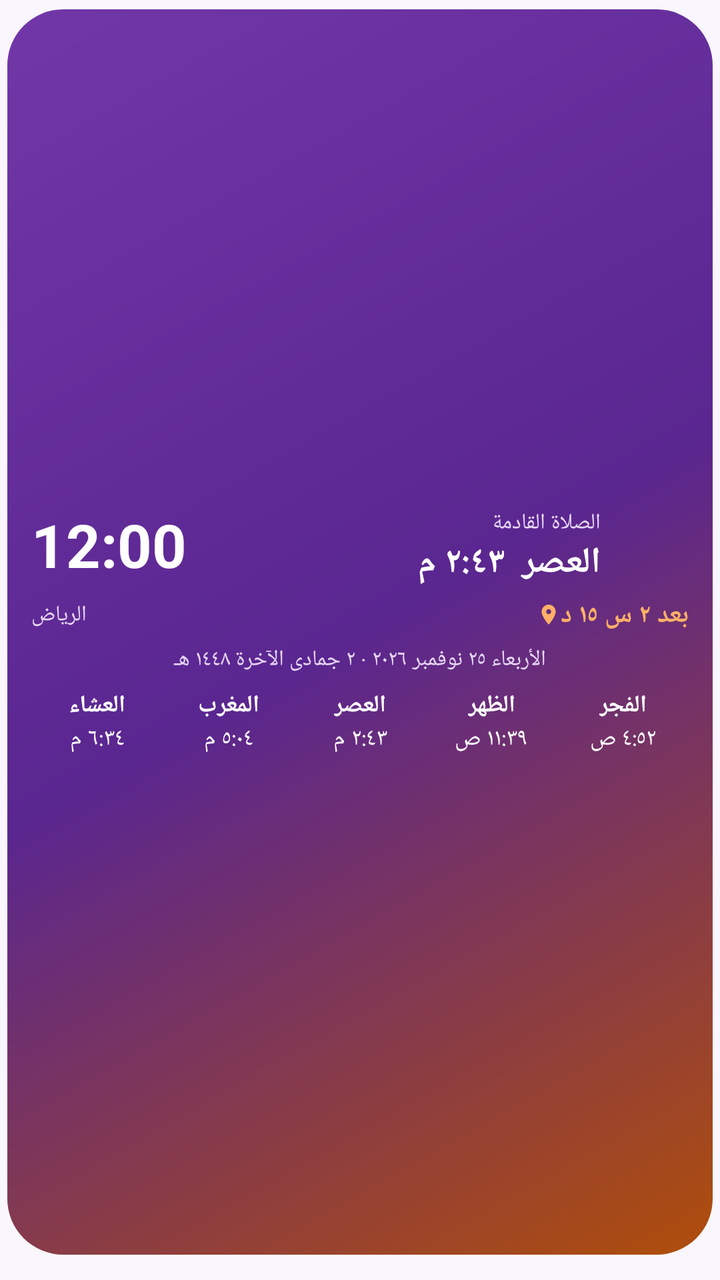
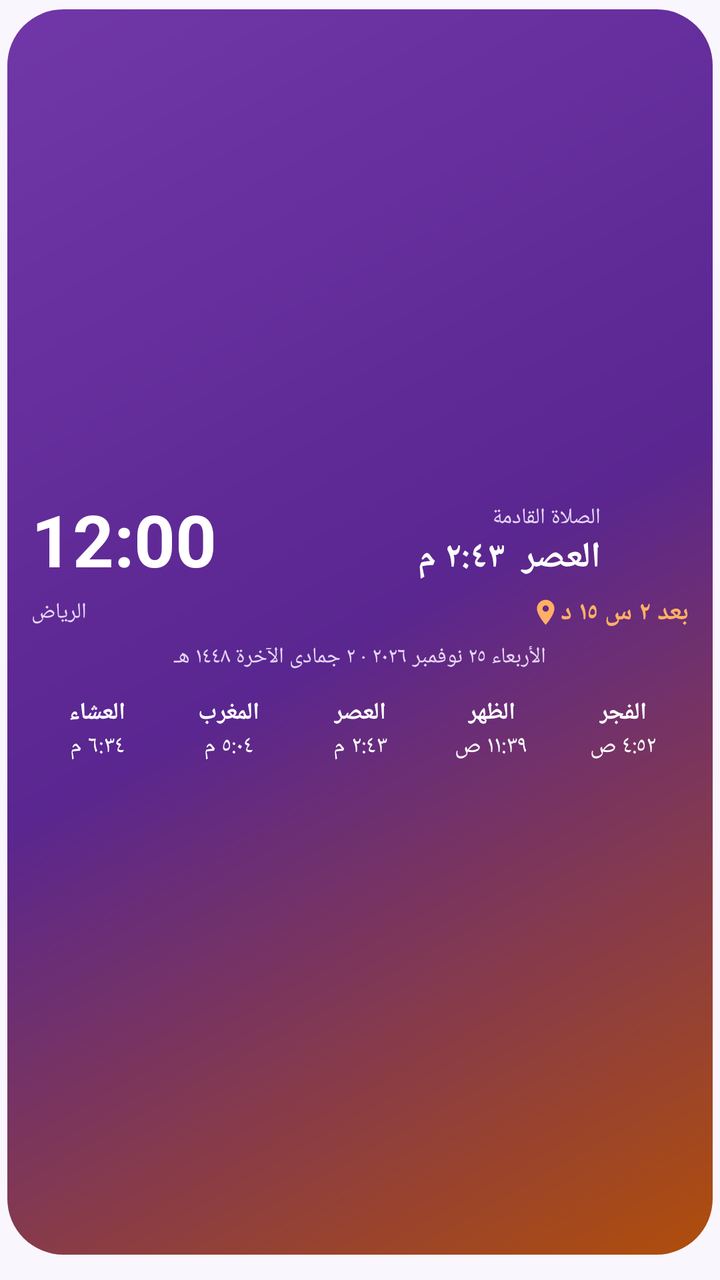

Screens rendered from an Android XML layout before and after an edit, with the pre-edit source and the edit as a unified diff.
<!-- AndroidManifest.xml: application theme AppTheme -->
<!-- res/layout/widget_prayer.xml -->
<?xml version="1.0" encoding="utf-8"?>
<FrameLayout xmlns:android="http://schemas.android.com/apk/res/android" android:id="@+id/widget_root" android:layout_width="match_parent" android:layout_height="match_parent" android:layoutDirection="rtl" android:paddingStart="3.5dp" android:paddingEnd="3.5dp" android:paddingTop="4.5dp" android:paddingBottom="12.5dp">
    <ImageView android:id="@+id/wbg" android:layout_width="match_parent" android:layout_height="match_parent" android:clipToOutline="true" android:scaleType="fitXY" android:src="@drawable/wbg_grad_2" android:contentDescription="@null" />
    <LinearLayout android:layout_width="match_parent" android:layout_height="match_parent" android:orientation="vertical" android:gravity="center" android:padding="12dp">
        <LinearLayout android:layout_width="match_parent" android:layout_height="wrap_content" android:orientation="horizontal" android:gravity="center_vertical">
            <ImageView android:layout_width="34dp" android:layout_height="34dp" android:src="@mipmap/ic_zakkerni" android:contentDescription="@null" />
            <LinearLayout android:layout_width="0dp" android:layout_height="wrap_content" android:layout_weight="1" android:orientation="vertical" android:paddingStart="10dp" android:paddingEnd="6dp">
                <TextView android:id="@+id/w_label" android:layout_width="wrap_content" android:layout_height="wrap_content" android:text="الصلاة القادمة" android:textColor="#E6D6F5" android:textSize="11dp" android:maxLines="1" android:ellipsize="end" />
                <TextView android:id="@+id/w_next" android:layout_width="wrap_content" android:layout_height="wrap_content" android:text="العصر  ٢:٤٣ م" android:textColor="#FFFFFF" android:textSize="18dp" android:maxLines="1" android:ellipsize="end" android:textStyle="bold" />
            </LinearLayout>
            <TextClock android:id="@+id/w_clock" android:layout_width="wrap_content" android:layout_height="wrap_content" android:format12Hour="h:mm" android:format24Hour="HH:mm" android:textColor="#FFFFFF" android:textSize="30dp" android:textStyle="bold" android:includeFontPadding="false" android:maxLines="1" />
        </LinearLayout>
        <LinearLayout android:layout_width="match_parent" android:layout_height="wrap_content" android:orientation="horizontal" android:gravity="center_vertical" android:layout_marginTop="5dp">
            <TextView android:id="@+id/w_cd" android:layout_width="wrap_content" android:layout_height="wrap_content" android:text="بعد ٢ س ١٥ د" android:textColor="#FFB066" android:textSize="13dp" android:maxLines="1" android:textStyle="bold" />
            <TextView android:id="@+id/w_city" android:layout_width="0dp" android:layout_height="wrap_content" android:layout_weight="1" android:gravity="end|center_vertical" android:text="الرياض" android:textColor="#E6D6F5" android:textSize="11dp" android:maxLines="1" android:ellipsize="end" android:drawableStart="@drawable/ic_pin_s" android:drawablePadding="3dp" />
            <TextView android:id="@+id/w_weather" android:layout_width="wrap_content" android:layout_height="wrap_content" android:layout_marginStart="10dp" android:textColor="#FFFFFF" android:textSize="12dp" android:maxLines="1" android:textStyle="bold" android:visibility="gone" />
        </LinearLayout>
        <TextView android:id="@+id/w_hijri" android:layout_width="match_parent" android:layout_height="wrap_content" android:gravity="center" android:text="الأربعاء ٢٥ نوفمبر ٢٠٢٦ · ٢ جمادى الآخرة ١٤٤٨ هـ" android:textColor="#E6D6F5" android:textSize="11dp" android:maxLines="1" android:ellipsize="end" android:layout_marginTop="6dp"/>
        <LinearLayout android:layout_width="match_parent" android:layout_height="wrap_content" android:layout_marginTop="7dp" android:orientation="horizontal">
            <LinearLayout android:layout_width="0dp" android:layout_height="wrap_content" android:layout_weight="1" android:orientation="vertical" android:gravity="center">
                <TextView android:id="@+id/n0" android:layout_width="wrap_content" android:layout_height="wrap_content" android:text="الفجر" android:textColor="#FFFFFF" android:textSize="12dp" android:maxLines="1" android:ellipsize="end" android:textStyle="bold" />
                <TextView android:id="@+id/t0" android:layout_width="wrap_content" android:layout_height="wrap_content" android:text="٤:٥٢ ص" android:textColor="#FFFFFF" android:textSize="12dp" android:maxLines="1" android:ellipsize="end"  />
            </LinearLayout>
            <LinearLayout android:layout_width="0dp" android:layout_height="wrap_content" android:layout_weight="1" android:orientation="vertical" android:gravity="center">
                <TextView android:id="@+id/n1" android:layout_width="wrap_content" android:layout_height="wrap_content" android:text="الظهر" android:textColor="#FFFFFF" android:textSize="12dp" android:maxLines="1" android:ellipsize="end" android:textStyle="bold" />
                <TextView android:id="@+id/t1" android:layout_width="wrap_content" android:layout_height="wrap_content" android:text="١١:٣٩ ص" android:textColor="#FFFFFF" android:textSize="12dp" android:maxLines="1" android:ellipsize="end"  />
            </LinearLayout>
            <LinearLayout android:layout_width="0dp" android:layout_height="wrap_content" android:layout_weight="1" android:orientation="vertical" android:gravity="center">
                <TextView android:id="@+id/n2" android:layout_width="wrap_content" android:layout_height="wrap_content" android:text="العصر" android:textColor="#FFFFFF" android:textSize="12dp" android:maxLines="1" android:ellipsize="end" android:textStyle="bold" />
                <TextView android:id="@+id/t2" android:layout_width="wrap_content" android:layout_height="wrap_content" android:text="٢:٤٣ م" android:textColor="#FFFFFF" android:textSize="12dp" android:maxLines="1" android:ellipsize="end"  />
            </LinearLayout>
            <LinearLayout android:layout_width="0dp" android:layout_height="wrap_content" android:layout_weight="1" android:orientation="vertical" android:gravity="center">
                <TextView android:id="@+id/n3" android:layout_width="wrap_content" android:layout_height="wrap_content" android:text="المغرب" android:textColor="#FFFFFF" android:textSize="12dp" android:maxLines="1" android:ellipsize="end" android:textStyle="bold" />
                <TextView android:id="@+id/t3" android:layout_width="wrap_content" android:layout_height="wrap_content" android:text="٥:٠٤ م" android:textColor="#FFFFFF" android:textSize="12dp" android:maxLines="1" android:ellipsize="end"  />
            </LinearLayout>
            <LinearLayout android:layout_width="0dp" android:layout_height="wrap_content" android:layout_weight="1" android:orientation="vertical" android:gravity="center">
                <TextView android:id="@+id/n4" android:layout_width="wrap_content" android:layout_height="wrap_content" android:text="العشاء" android:textColor="#FFFFFF" android:textSize="12dp" android:maxLines="1" android:ellipsize="end" android:textStyle="bold" />
                <TextView android:id="@+id/t4" android:layout_width="wrap_content" android:layout_height="wrap_content" android:text="٦:٣٤ م" android:textColor="#FFFFFF" android:textSize="12dp" android:maxLines="1" android:ellipsize="end"  />
            </LinearLayout>
        </LinearLayout>
    </LinearLayout>
</FrameLayout>
<!-- resources referenced by this layout -->
<resources>
  <!-- drawable ic_pin_s (drawable) -->
  <vector xmlns:android="http://schemas.android.com/apk/res/android" android:width="12dp" android:height="12dp" android:viewportWidth="24" android:viewportHeight="24">
      <path android:fillColor="#FFB066" android:pathData="M12,2C8.1,2 5,5.1 5,9c0,5.2 7,13 7,13s7,-7.8 7,-13c0,-3.9 -3.1,-7 -7,-7zM12,11.5c-1.4,0 -2.5,-1.1 -2.5,-2.5S10.6,6.5 12,6.5s2.5,1.1 2.5,2.5S13.4,11.5 12,11.5z"/>
  </vector>
  <!-- drawable wbg_grad_2 (drawable) -->
  <?xml version="1.0" encoding="utf-8"?>
  <shape xmlns:android="http://schemas.android.com/apk/res/android" android:shape="rectangle">
      <gradient android:angle="315" android:startColor="#7137A8" android:centerColor="#5A2690" android:endColor="#B04E0A" />
      <corners android:radius="28dp" />
  </shape>
  <!-- mipmap ic_zakkerni (mipmap-anydpi-v26) -->
  <?xml version="1.0" encoding="utf-8"?>
  <adaptive-icon xmlns:android="http://schemas.android.com/apk/res/android">
      <background android:drawable="@drawable/ic_bg" />
      <foreground android:drawable="@drawable/ic_fg" />
      <monochrome android:drawable="@drawable/ic_fg_mono" />
  </adaptive-icon>
  <style name="AppTheme" parent="@android:style/Theme.Material.Light.NoActionBar">
          <item name="android:windowBackground">@color/bg</item>
          <item name="android:statusBarColor">@color/bg</item>
          <item name="android:navigationBarColor">@color/bg</item>
          <item name="android:colorAccent">@color/orange</item>
          <item name="android:colorPrimary">@color/purple</item>
      </style>
  <!-- drawable ic_bg: png bitmap (drawable-nodpi, 34109 bytes) -->
  <!-- drawable ic_fg: png bitmap (drawable-nodpi, 6709 bytes) -->
  <!-- drawable ic_fg_mono: png bitmap (drawable-nodpi, 6709 bytes) -->
  <color name="bg">#FAF6FD</color>
  <color name="orange">#F28A32</color>
  <color name="purple">#7137A8</color>
</resources>

<!-- the commit's change to res/layout/widget_prayer.xml (unified diff, before → after) -->
@@ -8,15 +8,15 @@
                 <TextView android:id="@+id/w_label" android:layout_width="wrap_content" android:layout_height="wrap_content" android:text="الصلاة القادمة" android:textColor="#E6D6F5" android:textSize="11dp" android:maxLines="1" android:ellipsize="end" />
                 <TextView android:id="@+id/w_next" android:layout_width="wrap_content" android:layout_height="wrap_content" android:text="العصر  ٢:٤٣ م" android:textColor="#FFFFFF" android:textSize="18dp" android:maxLines="1" android:ellipsize="end" android:textStyle="bold" />
             </LinearLayout>
-            <TextClock android:id="@+id/w_clock" android:layout_width="wrap_content" android:layout_height="wrap_content" android:format12Hour="h:mm" android:format24Hour="HH:mm" android:textColor="#FFFFFF" android:textSize="30dp" android:textStyle="bold" android:includeFontPadding="false" android:maxLines="1" />
+            <TextClock android:id="@+id/w_clock" android:layout_width="wrap_content" android:layout_height="wrap_content" android:format12Hour="h:mm" android:format24Hour="HH:mm" android:textColor="#FFFFFF" android:textSize="36dp" android:textStyle="bold" android:includeFontPadding="false" android:maxLines="1" />
         </LinearLayout>
         <LinearLayout android:layout_width="match_parent" android:layout_height="wrap_content" android:orientation="horizontal" android:gravity="center_vertical" android:layout_marginTop="5dp">
             <TextView android:id="@+id/w_cd" android:layout_width="wrap_content" android:layout_height="wrap_content" android:text="بعد ٢ س ١٥ د" android:textColor="#FFB066" android:textSize="13dp" android:maxLines="1" android:textStyle="bold" />
-            <TextView android:id="@+id/w_city" android:layout_width="0dp" android:layout_height="wrap_content" android:layout_weight="1" android:gravity="end|center_vertical" android:text="الرياض" android:textColor="#E6D6F5" android:textSize="11dp" android:maxLines="1" android:ellipsize="end" android:drawableStart="@drawable/ic_pin_s" android:drawablePadding="3dp" />
+            <TextView android:id="@+id/w_city" android:layout_width="0dp" android:layout_height="wrap_content" android:layout_weight="1" android:gravity="end|center_vertical" android:text="الرياض" android:textColor="#E6D6F5" android:textSize="11dp" android:maxLines="1" android:ellipsize="end" android:drawableStart="@drawable/ic_pin_m" android:drawablePadding="4dp" />
             <TextView android:id="@+id/w_weather" android:layout_width="wrap_content" android:layout_height="wrap_content" android:layout_marginStart="10dp" android:textColor="#FFFFFF" android:textSize="12dp" android:maxLines="1" android:textStyle="bold" android:visibility="gone" />
         </LinearLayout>
         <TextView android:id="@+id/w_hijri" android:layout_width="match_parent" android:layout_height="wrap_content" android:gravity="center" android:text="الأربعاء ٢٥ نوفمبر ٢٠٢٦ · ٢ جمادى الآخرة ١٤٤٨ هـ" android:textColor="#E6D6F5" android:textSize="11dp" android:maxLines="1" android:ellipsize="end" android:layout_marginTop="6dp"/>
-        <LinearLayout android:layout_width="match_parent" android:layout_height="wrap_content" android:layout_marginTop="7dp" android:orientation="horizontal">
+        <LinearLayout android:layout_width="match_parent" android:layout_height="wrap_content" android:layout_marginTop="12dp" android:orientation="horizontal">
             <LinearLayout android:layout_width="0dp" android:layout_height="wrap_content" android:layout_weight="1" android:orientation="vertical" android:gravity="center">
                 <TextView android:id="@+id/n0" android:layout_width="wrap_content" android:layout_height="wrap_content" android:text="الفجر" android:textColor="#FFFFFF" android:textSize="12dp" android:maxLines="1" android:ellipsize="end" android:textStyle="bold" />
                 <TextView android:id="@+id/t0" android:layout_width="wrap_content" android:layout_height="wrap_content" android:text="٤:٥٢ ص" android:textColor="#FFFFFF" android:textSize="12dp" android:maxLines="1" android:ellipsize="end"  />
<!-- resource entries referenced after the edit -->
@@ -1,7 +1,7 @@
 <!-- resources referenced by this layout -->
 <resources>
-  <!-- drawable ic_pin_s (drawable) -->
-  <vector xmlns:android="http://schemas.android.com/apk/res/android" android:width="12dp" android:height="12dp" android:viewportWidth="24" android:viewportHeight="24">
+  <!-- drawable ic_pin_m (drawable) -->
+  <vector xmlns:android="http://schemas.android.com/apk/res/android" android:width="15dp" android:height="15dp" android:viewportWidth="24" android:viewportHeight="24">
       <path android:fillColor="#FFB066" android:pathData="M12,2C8.1,2 5,5.1 5,9c0,5.2 7,13 7,13s7,-7.8 7,-13c0,-3.9 -3.1,-7 -7,-7zM12,11.5c-1.4,0 -2.5,-1.1 -2.5,-2.5S10.6,6.5 12,6.5s2.5,1.1 2.5,2.5S13.4,11.5 12,11.5z"/>
   </vector>
   <!-- drawable wbg_grad_2 (drawable) -->
